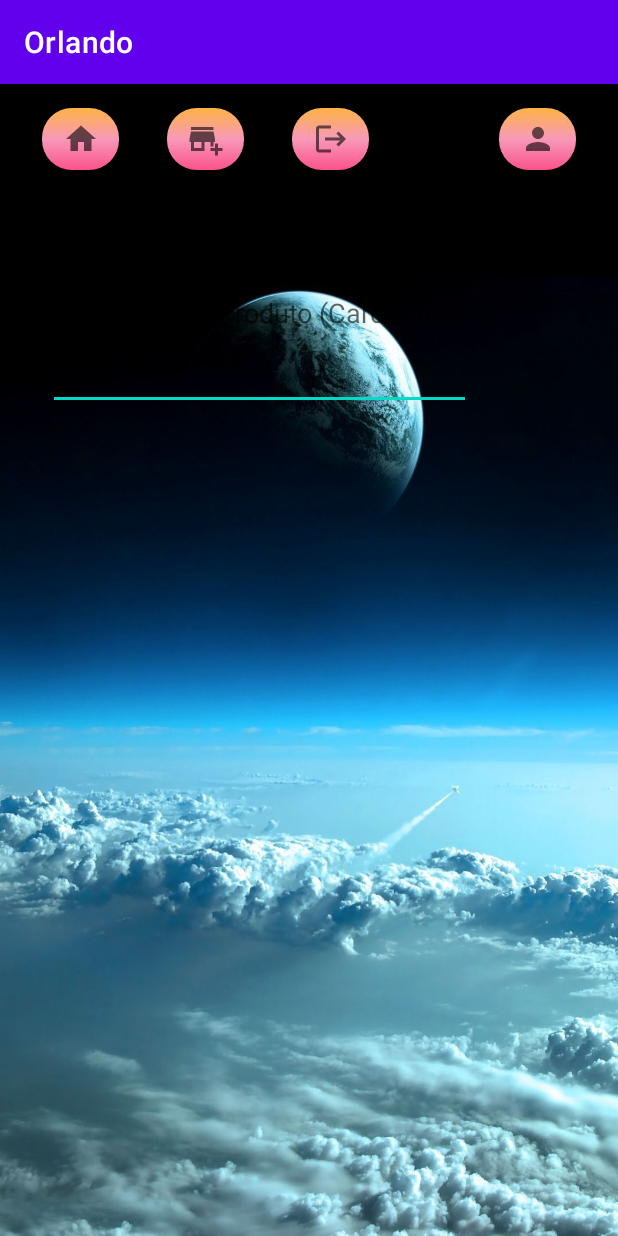
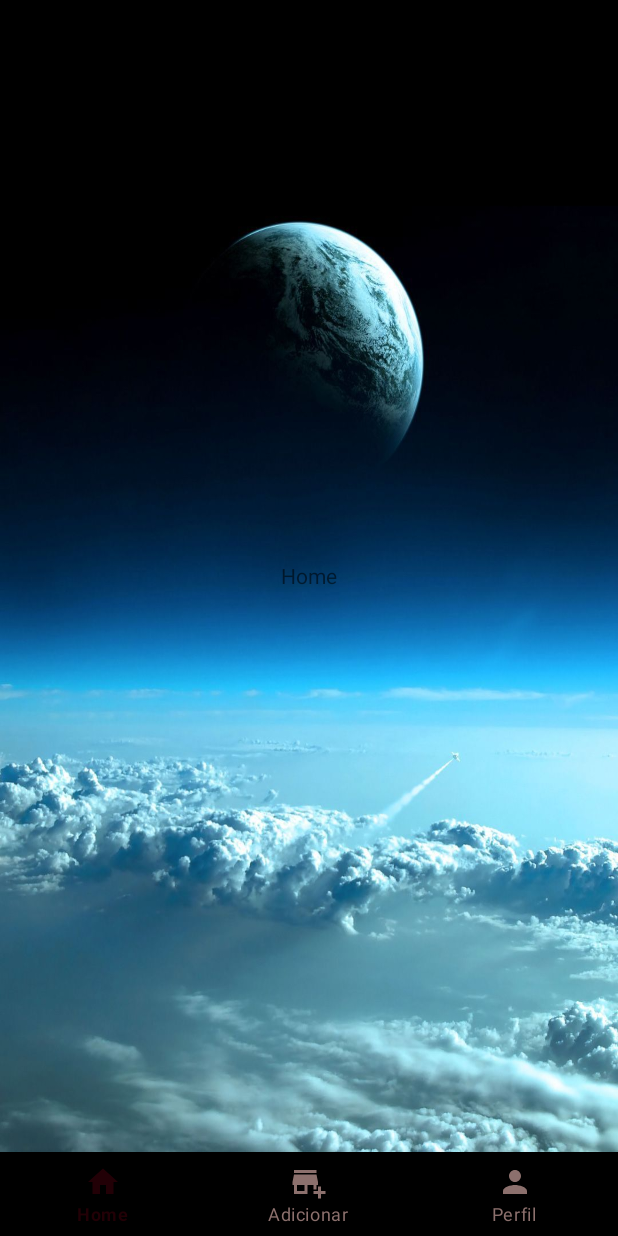
Before and after one commit to tankmester/PIOrlando, an Android app: the MainActivity screen opened directly, with no data from a screen before it, on a phone screen of 412 x 824 dp. Run offline under Robolectric (Android 15) with nearby library versions, the phone set to English and light mode, and no system bars; our stand-ins replace navigation-ui.

Commit message:
Bottom Navigation View implementado!

```diff
--- a/app/build.gradle
+++ b/app/build.gradle
@@ -45,4 +45,10 @@ dependencies {
     testImplementation 'junit:junit:4.13.2'
     androidTestImplementation 'androidx.test.ext:junit:1.1.3'
     androidTestImplementation 'androidx.test.espresso:espresso-core:3.4.0'
+
+    def nav_version = "2.4.1"
+
+    implementation "androidx.navigation:navigation-fragment-ktx:$nav_version"
+    implementation "androidx.navigation:navigation-ui-ktx:$nav_version"
+
 }
--- a/app/src/main/java/com/example/projetointegradororlando/MainActivity.kt
+++ b/app/src/main/java/com/example/projetointegradororlando/MainActivity.kt
@@ -2,18 +2,25 @@ package com.example.projetointegradororlando
 
 import androidx.appcompat.app.AppCompatActivity
 import android.os.Bundle
+import androidx.navigation.NavController
+import androidx.navigation.fragment.NavHostFragment
+import androidx.navigation.ui.NavigationUI.setupWithNavController
 import com.example.projetointegradororlando.databinding.ActivityMainBinding
 
 class MainActivity : AppCompatActivity() {
 
     lateinit var binding: ActivityMainBinding
+    private lateinit var navController: NavController
 
     override fun onCreate(savedInstanceState: Bundle?) {
         super.onCreate(savedInstanceState)
         binding = ActivityMainBinding.inflate(layoutInflater)
         setContentView(binding.root)
 
-
+        val navHostFragment = supportFragmentManager.findFragmentById(R.id.mainContainer) as NavHostFragment
+        navController = navHostFragment.navController
+        val bottomNavigationView = binding.bottomNavigationView
+        setupWithNavController(bottomNavigationView, navController)
 
 
 
--- a/app/src/main/java/com/example/projetointegradororlando/cardMenu.kt
+++ b/app/src/main/java/com/example/projetointegradororlando/homeFragment.kt
@@ -6,15 +6,15 @@ import android.view.LayoutInflater
 import android.view.View
 import android.view.ViewGroup
 
-class cardMenu : Fragment() {
+
+class homeFragment : Fragment() {
 
     override fun onCreateView(
         inflater: LayoutInflater, container: ViewGroup?,
         savedInstanceState: Bundle?
     ): View? {
         // Inflate the layout for this fragment
-        return inflater.inflate(R.layout.fragment_card_menu, container, false)
+        return inflater.inflate(R.layout.fragment_home, container, false)
     }
 
-
 }
--- a/app/src/main/java/com/example/projetointegradororlando/listaMenu.kt
+++ /dev/null
@@ -1,21 +0,0 @@
-package com.example.projetointegradororlando
-
-import android.os.Bundle
-import androidx.fragment.app.Fragment
-import android.view.LayoutInflater
-import android.view.View
-import android.view.ViewGroup
-
-class listaMenu : Fragment() {
-
-
-    override fun onCreateView(
-        inflater: LayoutInflater, container: ViewGroup?,
-        savedInstanceState: Bundle?
-    ): View? {
-        // Inflate the layout for this fragment
-        return inflater.inflate(R.layout.fragment_lista_menu, container, false)
-    }
-
-
-}
--- a/app/src/main/java/com/example/projetointegradororlando/perfil.kt
+++ b/app/src/main/java/com/example/projetointegradororlando/perfil.kt
@@ -16,10 +16,6 @@ class perfil : Fragment() {
         binding = FragmentPerfilBinding.inflate(inflater)
 
 
-        binding.imageView2.setOnClickListener{
-
-        }
-
 
         return binding.root
     }
--- /dev/null
+++ b/app/src/main/res/drawable/bottom_nav_colors.xml
@@ -0,0 +1,7 @@
+<?xml version="1.0" encoding="utf-8"?>
+<selector xmlns:android="http://schemas.android.com/apk/res/android">
+
+    <item android:color="@color/bottom_nav_selected_item" android:state_checked="true"/>
+    <item android:color="@color/bottom_nav_item" android:state_checked="false"/>
+
+</selector>
--- a/app/src/main/res/drawable/home.xml
+++ b/app/src/main/res/drawable/home.xml
@@ -5,6 +5,6 @@
     android:viewportHeight="24"
     android:tint="?attr/colorControlNormal">
   <path
-      android:fillColor="@android:color/white"
+      android:fillColor="@color/black"
       android:pathData="M10,20v-6h4v6h5v-8h3L12,3 2,12h3v8z"/>
 </vector>
--- a/app/src/main/res/layout/activity_main.xml
+++ b/app/src/main/res/layout/activity_main.xml
@@ -2,63 +2,38 @@
 <androidx.constraintlayout.widget.ConstraintLayout xmlns:android="http://schemas.android.com/apk/res/android"
     xmlns:app="http://schemas.android.com/apk/res-auto"
     xmlns:tools="http://schemas.android.com/tools"
+    android:id="@+id/main"
     android:layout_width="match_parent"
     android:layout_height="match_parent"
     android:background="@drawable/plano_de_fundo"
-    tools:context=".MainActivity" >
+    tools:context=".MainActivity">
 
-    <ImageButton
-        android:id="@+id/perfilButton"
-        android:layout_width="51dp"
-        android:layout_height="41dp"
-        android:layout_marginTop="16dp"
-        android:layout_marginEnd="28dp"
-        android:background="@drawable/backgroundbutton"
+
+    <fragment
+        android:id="@+id/mainContainer"
+        android:name="androidx.navigation.fragment.NavHostFragment"
+        android:layout_width="0dp"
+        android:layout_height="0dp"
+        app:defaultNavHost="true"
+        app:layout_constraintBottom_toTopOf="@+id/bottomNavigationView"
         app:layout_constraintEnd_toEndOf="parent"
-        app:layout_constraintTop_toTopOf="parent"
-        app:srcCompat="@drawable/perfil" />
-
-    <ImageButton
-        android:id="@+id/homeButton"
-        android:layout_width="51dp"
-        android:layout_height="41dp"
-        android:layout_marginStart="28dp"
-        android:layout_marginTop="16dp"
-        android:background="@drawable/backgroundbutton"
+        app:layout_constraintHorizontal_bias="0.5"
         app:layout_constraintStart_toStartOf="parent"
         app:layout_constraintTop_toTopOf="parent"
-        app:srcCompat="@drawable/home" />
+        app:navGraph="@navigation/navigation" />
 
-    <ImageButton
-        android:id="@+id/cadastroButton"
-        android:layout_width="51dp"
-        android:layout_height="41dp"
-        android:layout_marginStart="32dp"
-        android:layout_marginTop="16dp"
-        android:background="@drawable/backgroundbutton"
-        app:layout_constraintStart_toEndOf="@+id/homeButton"
-        app:layout_constraintTop_toTopOf="parent"
-        app:srcCompat="@drawable/cadastrar" />
+    <com.google.android.material.bottomnavigation.BottomNavigationView
+        android:id="@+id/bottomNavigationView"
+        android:layout_width="0dp"
+        android:layout_height="wrap_content"
+        app:menu="@menu/menu"
+        app:itemIconTint="@drawable/bottom_nav_colors"
+        app:itemTextColor="@drawable/bottom_nav_colors"
+        android:background="@color/black"
+        app:layout_constraintBottom_toBottomOf="parent"
+        app:layout_constraintEnd_toEndOf="parent"
+        app:layout_constraintHorizontal_bias="0.5"
+        app:layout_constraintStart_toStartOf="parent" />
 
-    <ImageButton
-        android:id="@+id/sairButton"
-        android:layout_width="51dp"
-        android:layout_height="41dp"
-        android:layout_marginStart="32dp"
-        android:layout_marginTop="16dp"
-        android:background="@drawable/backgroundbutton"
-        app:layout_constraintStart_toEndOf="@+id/cadastroButton"
-        app:layout_constraintTop_toTopOf="parent"
-        app:srcCompat="@drawable/sair" />
 
-    <androidx.fragment.app.FragmentContainerView
-        android:id="@+id/fragmentContainerView"
-        android:name="com.example.projetointegradororlando.listaMenu"
-        android:layout_width="410dp"
-        android:layout_height="641dp"
-        android:layout_marginTop="88dp"
-        app:layout_constraintEnd_toEndOf="parent"
-        app:layout_constraintHorizontal_bias="0.0"
-        app:layout_constraintStart_toStartOf="parent"
-        app:layout_constraintTop_toTopOf="parent" />
 </androidx.constraintlayout.widget.ConstraintLayout>
--- a/app/src/main/res/layout/fragment_adicionar_produtos.xml
+++ b/app/src/main/res/layout/fragment_adicionar_produtos.xml
@@ -1,11 +1,18 @@
 <?xml version="1.0" encoding="utf-8"?>
-<androidx.constraintlayout.widget.ConstraintLayout xmlns:android="http://schemas.android.com/apk/res/android"
+<FrameLayout xmlns:android="http://schemas.android.com/apk/res/android"
     xmlns:app="http://schemas.android.com/apk/res-auto"
     xmlns:tools="http://schemas.android.com/tools"
-    android:id="@+id/frameLayout3"
     android:layout_width="match_parent"
     android:layout_height="match_parent"
     tools:context=".adicionarProdutos">
+
+    <TextView
+        android:gravity="center"
+        android:layout_width="match_parent"
+        android:layout_height="match_parent"
+        android:text="Adicionar Produtos" />
+
+
 
     <com.google.android.material.floatingactionbutton.FloatingActionButton
         android:id="@+id/floatingActionButton3"
@@ -19,4 +26,4 @@
         app:layout_constraintStart_toStartOf="parent"
         app:layout_constraintTop_toTopOf="parent"
         app:layout_constraintVertical_bias="0.976" />
-</androidx.constraintlayout.widget.ConstraintLayout>
+</FrameLayout>
--- a/app/src/main/res/layout/fragment_card_menu.xml
+++ /dev/null
@@ -1,35 +0,0 @@
-<?xml version="1.0" encoding="utf-8"?>
-<androidx.constraintlayout.widget.ConstraintLayout xmlns:android="http://schemas.android.com/apk/res/android"
-    xmlns:app="http://schemas.android.com/apk/res-auto"
-    xmlns:tools="http://schemas.android.com/tools"
-    android:id="@+id/frameLayout"
-    android:layout_width="match_parent"
-    android:layout_height="match_parent"
-    tools:context=".cardMenu">
-
-    <androidx.constraintlayout.widget.ConstraintLayout
-        android:id="@+id/cardView"
-        android:layout_width="409dp"
-        android:layout_height="wrap_content"
-        app:cardPreventCornerOverlap="false"
-        app:cardUseCompatPadding="true"
-        tools:layout_editor_absoluteX="1dp"
-        tools:layout_editor_absoluteY="77dp">
-
-        <ImageView
-            android:id="@+id/imageView"
-            android:layout_width="wrap_content"
-            android:layout_height="wrap_content"
-            tools:src="@tools:sample/avatars" />
-
-        <EditText
-            android:id="@+id/editTextTextPersonName"
-            android:layout_width="282dp"
-            android:layout_height="129dp"
-            android:ems="10"
-            android:hint="Descrição do Produto (Card Dinâmico)"
-            android:inputType="textPersonName"
-            app:layout_constraintTop_toTopOf="parent"
-            tools:layout_editor_absoluteX="128dp" />
-    </androidx.constraintlayout.widget.ConstraintLayout>
-</androidx.constraintlayout.widget.ConstraintLayout>
--- /dev/null
+++ b/app/src/main/res/layout/fragment_home.xml
@@ -0,0 +1,15 @@
+<?xml version="1.0" encoding="utf-8"?>
+<FrameLayout xmlns:android="http://schemas.android.com/apk/res/android"
+    xmlns:tools="http://schemas.android.com/tools"
+    android:layout_width="match_parent"
+    android:layout_height="match_parent"
+    tools:context=".homeFragment">
+
+    <!-- TODO: Update blank fragment layout -->
+    <TextView
+        android:gravity="center"
+        android:layout_width="match_parent"
+        android:layout_height="match_parent"
+        android:text="Home" />
+
+</FrameLayout>
--- a/app/src/main/res/layout/fragment_lista_menu.xml
+++ /dev/null
@@ -1,53 +0,0 @@
-<?xml version="1.0" encoding="utf-8"?>
-<androidx.constraintlayout.widget.ConstraintLayout xmlns:android="http://schemas.android.com/apk/res/android"
-    xmlns:app="http://schemas.android.com/apk/res-auto"
-    xmlns:tools="http://schemas.android.com/tools"
-    android:id="@+id/frameLayout"
-    android:layout_width="match_parent"
-    android:layout_height="match_parent"
-    tools:context=".cardMenu">
-
-    <ScrollView
-        android:layout_width="0dp"
-        android:layout_height="0dp"
-        android:layout_marginStart="32dp"
-        android:layout_marginEnd="32dp"
-        app:layout_constraintBottom_toBottomOf="parent"
-        app:layout_constraintEnd_toEndOf="parent"
-        app:layout_constraintStart_toStartOf="parent"
-        app:layout_constraintTop_toTopOf="parent">
-
-        <LinearLayout
-            android:layout_width="match_parent"
-            android:layout_height="wrap_content"
-            android:orientation="vertical">
-
-            <androidx.constraintlayout.widget.ConstraintLayout
-                android:id="@+id/cardView"
-                android:layout_width="match_parent"
-                android:layout_height="match_parent"
-                app:cardPreventCornerOverlap="false"
-                app:cardUseCompatPadding="true">
-
-                <ImageView
-                    android:id="@+id/imageView"
-                    android:layout_width="wrap_content"
-                    android:layout_height="wrap_content"
-                    tools:src="@tools:sample/avatars" />
-
-                <EditText
-                    android:id="@+id/editTextTextPersonName"
-                    android:layout_width="282dp"
-                    android:layout_height="129dp"
-                    android:ems="10"
-                    android:hint="Descrição do Produto (Card Dinâmico)"
-                    android:inputType="textPersonName"
-                    app:layout_constraintTop_toTopOf="parent"
-                    tools:layout_editor_absoluteX="128dp" />
-
-            </androidx.constraintlayout.widget.ConstraintLayout>
-
-        </LinearLayout>
-    </ScrollView>
-
-</androidx.constraintlayout.widget.ConstraintLayout>
--- /dev/null
+++ b/app/src/main/res/menu/menu.xml
@@ -0,0 +1,18 @@
+<?xml version="1.0" encoding="utf-8"?>
+<menu xmlns:android="http://schemas.android.com/apk/res/android">
+
+
+
+    <item android:id="@+id/homeFragment"
+        android:title="Home"
+        android:icon="@drawable/home"/>
+
+    <item android:id="@+id/adicionarProdutos"
+        android:title="Adicionar"
+        android:icon="@drawable/cadastrar"/>
+
+    <item android:id="@+id/perfil"
+        android:title="Perfil"
+        android:icon="@drawable/perfil"/>
+
+</menu>
--- /dev/null
+++ b/app/src/main/res/navigation/navigation.xml
@@ -0,0 +1,23 @@
+<?xml version="1.0" encoding="utf-8"?>
+<navigation xmlns:android="http://schemas.android.com/apk/res/android"
+    xmlns:app="http://schemas.android.com/apk/res-auto"
+    xmlns:tools="http://schemas.android.com/tools"
+    android:id="@+id/navigation"
+    app:startDestination="@id/homeFragment">
+
+    <fragment
+        android:id="@+id/homeFragment"
+        android:name="com.example.projetointegradororlando.homeFragment"
+        android:label="fragment_home"
+        tools:layout="@layout/fragment_home" />
+    <fragment
+        android:id="@+id/adicionarProdutos"
+        android:name="com.example.projetointegradororlando.adicionarProdutos"
+        android:label="fragment_adicionar_produtos"
+        tools:layout="@layout/fragment_adicionar_produtos" />
+    <fragment
+        android:id="@+id/perfil"
+        android:name="com.example.projetointegradororlando.perfil"
+        android:label="fragment_perfil"
+        tools:layout="@layout/fragment_perfil" />
+</navigation>
--- a/app/src/main/res/values-night/themes.xml
+++ b/app/src/main/res/values-night/themes.xml
@@ -1,6 +1,6 @@
 <resources xmlns:tools="http://schemas.android.com/tools">
     <!-- Base application theme. -->
-    <style name="Theme.ProjetoIntegradorOrlando" parent="Theme.MaterialComponents.DayNight.DarkActionBar">
+    <style name="Theme.ProjetoIntegradorOrlando" parent="Theme.MaterialComponents.DayNight.NoActionBar">
         <!-- Primary brand color. -->
         <item name="colorPrimary">@color/purple_200</item>
         <item name="colorPrimaryVariant">@color/purple_700</item>
--- a/app/src/main/res/values/colors.xml
+++ b/app/src/main/res/values/colors.xml
@@ -5,8 +5,14 @@
     <color name="purple_700">#FF3700B3</color>
     <color name="teal_200">#FF03DAC5</color>
     <color name="teal_700">#FF018786</color>
+
     <color name="black">#FF000000</color>
     <color name="white">#FFFFFFFF</color>
+
+    <color name="bottom_nav_background">#FEDBD0</color>
+    <color name="bottom_nav_item">#8C706D</color>
+    <color name="bottom_nav_selected_item">#220006</color>
+    <color name="fragment_bg_color">#FDF8F4</color>
 
     <color name="orange">#FFB344</color>
     <color name="pink">#FB528B</color>
--- a/app/src/main/res/values/strings.xml
+++ b/app/src/main/res/values/strings.xml
@@ -5,6 +5,8 @@
     <string name="text_cadastro">Crie uma conta aqui</string>
     <string name="esqueci_senha">Esqueci minha senha</string>
     <string name="title_cadastro">Cadastre-se</string>
-    <!-- TODO: Remove or change this placeholder text -->
-    <string name="hello_blank_fragment">Hello blank fragment</string>
+    <string name="home_text">Home</string>
+    <string name="perfil_text">Perfil</string>
+    <string name="procurar_text">Procurar</string>
+
 </resources>
--- a/app/src/main/res/values/themes.xml
+++ b/app/src/main/res/values/themes.xml
@@ -1,6 +1,6 @@
 <resources xmlns:tools="http://schemas.android.com/tools">
     <!-- Base application theme. -->
-    <style name="Theme.ProjetoIntegradorOrlando" parent="Theme.MaterialComponents.DayNight.DarkActionBar">
+    <style name="Theme.ProjetoIntegradorOrlando" parent="Theme.MaterialComponents.DayNight.NoActionBar">
         <!-- Primary brand color. -->
         <item name="colorPrimary">@color/purple_500</item>
         <item name="colorPrimaryVariant">@color/black</item>
```
